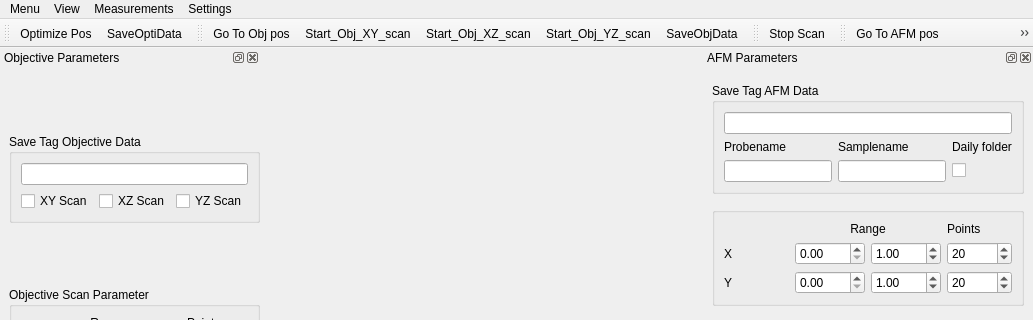
Qt form gui/ui_qafm_gui.ui (sriharijayaram5/qudi) before a commit; both pictures show x 0 to 1033 and y 0 to 320 of the 1033 by 814 pixel window.
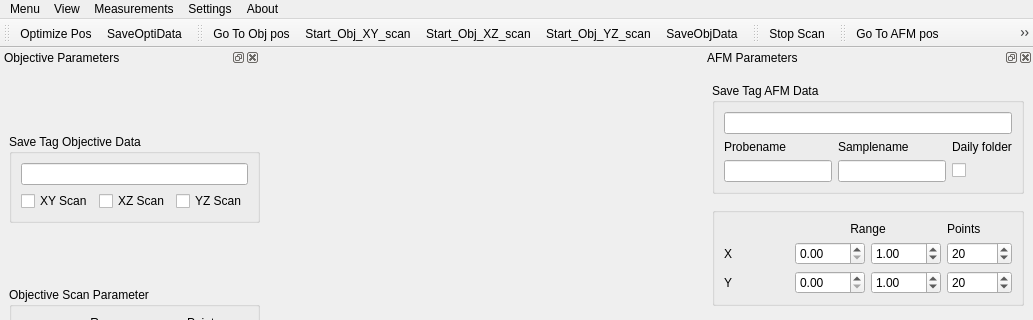
The same form after that commit. Icons and pictures are not drawn. Custom widgets are drawn as their Qt base class.

Commit message: corrected activation of 'counts2' and 'counts_diff' plots from saved state

```diff
--- a/gui/ui_qafm_gui.ui
+++ b/gui/ui_qafm_gui.ui
@@ -60,10 +60,18 @@
     <addaction name="action_Quantitative_Measure"/>
     <addaction name="action_open_optimizer_request"/>
    </widget>
+   <widget class="QMenu" name="menuAbout">
+    <property name="title">
+     <string>About</string>
+    </property>
+    <addaction name="actionLabQ_version"/>
+    <addaction name="actionHardware_status"/>
+   </widget>
    <addaction name="menuMenu"/>
    <addaction name="menuView"/>
    <addaction name="menuMeasurements"/>
    <addaction name="menuSettings"/>
+   <addaction name="menuAbout"/>
   </widget>
   <widget class="QStatusBar" name="statusbar"/>
   <widget class="QDockWidget" name="dockWidget_objective">
```
Left out of the diff: 16 changed lines with no effect on the pictures. The commit also changes 2 other files.
